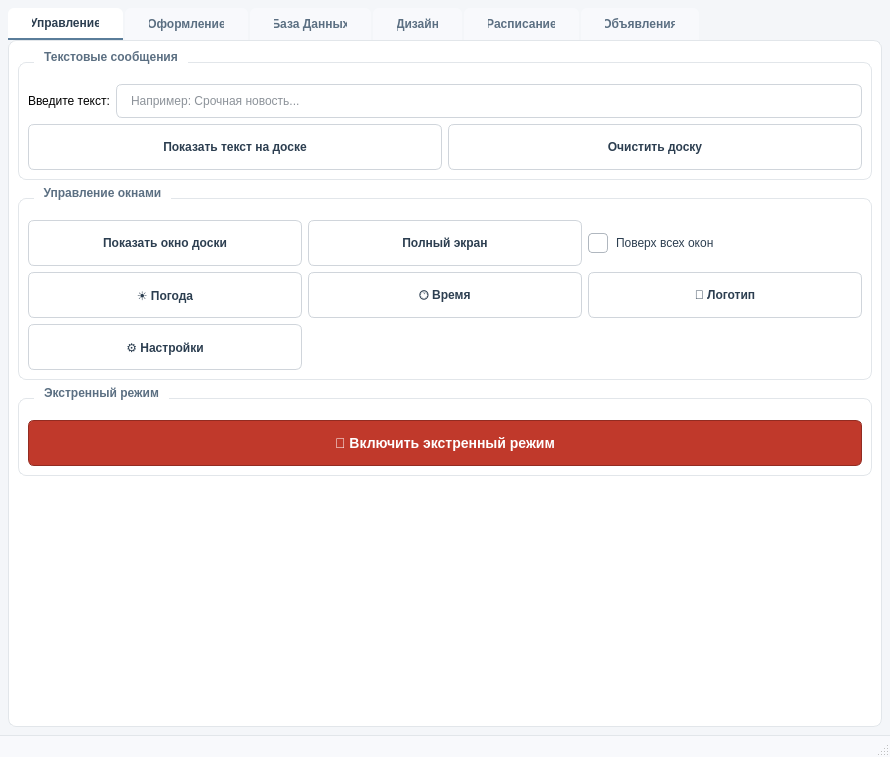
Above: src/mainwindow.ui from haZmAtIkTpS1313/Information-Board before the change. Below: the same form after it.
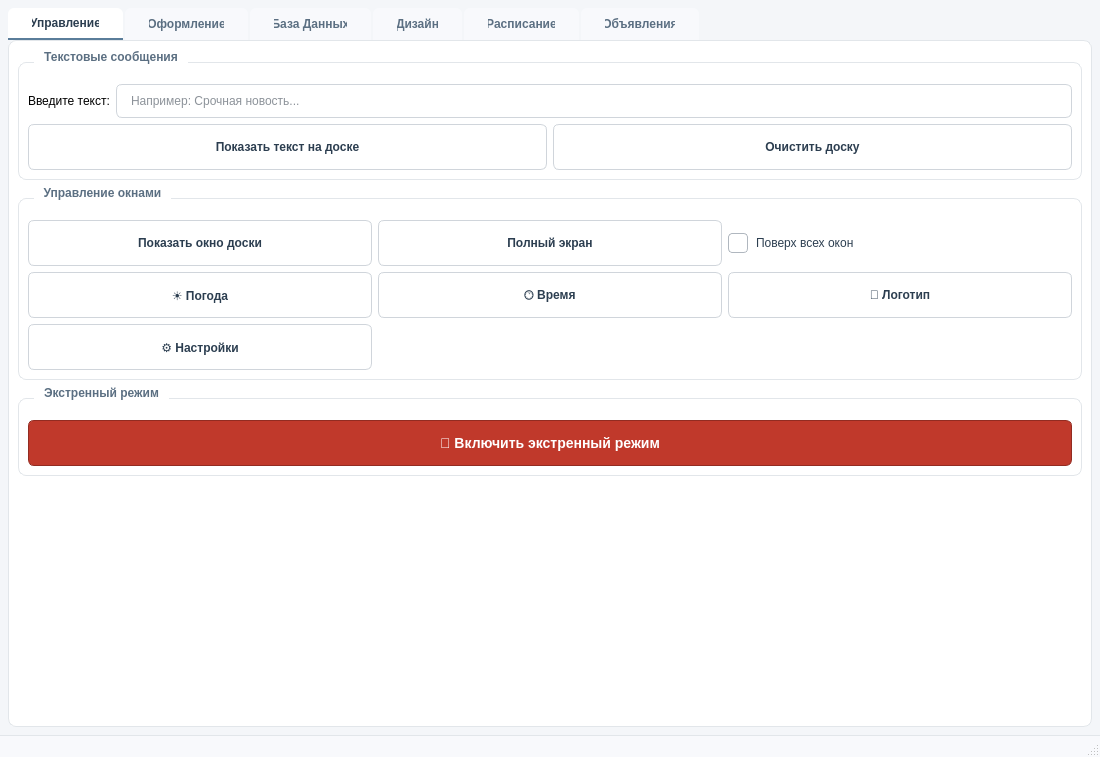
That is the form after the change.

What changed in the file:
```diff
--- a/src/mainwindow.ui
+++ b/src/mainwindow.ui
@@ -6,7 +6,7 @@
    <rect>
     <x>0</x>
     <y>0</y>
-    <width>890</width>
+    <width>1100</width>
     <height>757</height>
    </rect>
   </property>
```
Left out of the diff: 140 changed lines with no effect on the pictures.
